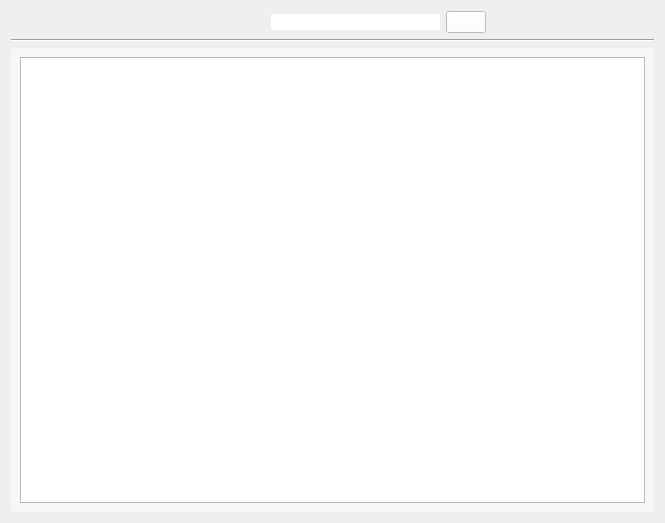
First picture: the form in recipewidget.ui, repository jesusgp22/Icemart, before the edit.
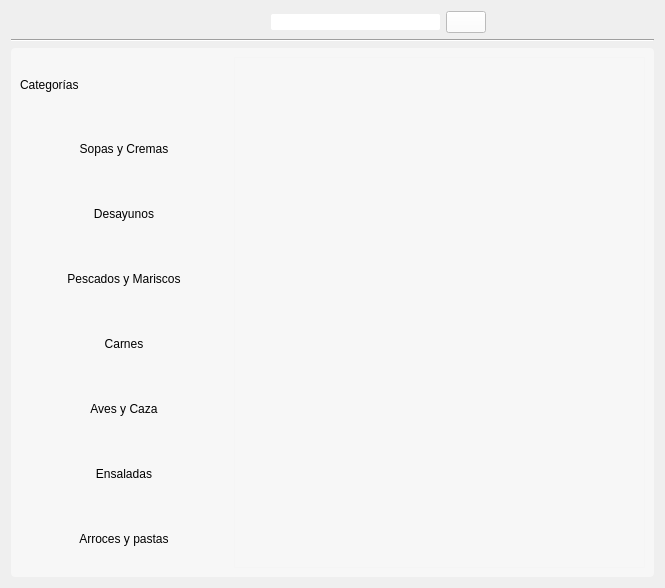
Second picture: the form after the edit. Icons and pictures are not drawn.

Diff of the .ui file:
```diff
--- a/recipewidget.ui
+++ b/recipewidget.ui
@@ -7,7 +7,7 @@
     <x>0</x>
     <y>0</y>
     <width>665</width>
-    <height>523</height>
+    <height>588</height>
    </rect>
   </property>
   <property name="windowTitle">
@@ -150,11 +150,225 @@
       <number>0</number>
      </property>
      <widget class="QWidget" name="page">
-      <layout class="QVBoxLayout" name="verticalLayout_2">
+      <layout class="QHBoxLayout" name="horizontalLayout_5">
+       <item>
+        <layout class="QVBoxLayout" name="verticalLayout_2">
+         <item>
+          <widget class="QLabel" name="label_3">
+           <property name="text">
+            <string>Categorías</string>
+           </property>
+          </widget>
+         </item>
+         <item>
+          <widget class="QToolButton" name="toolButton">
+           <property name="minimumSize">
+            <size>
+             <width>208</width>
+             <height>59</height>
+            </size>
+           </property>
+           <property name="text">
+            <string>Sopas y Cremas</string>
+           </property>
+           <property name="icon">
+            <iconset resource="res.qrc">
+             <normaloff>:/res/soupicon.png</normaloff>:/res/soupicon.png</iconset>
+           </property>
+           <property name="iconSize">
+            <size>
+             <width>64</width>
+             <height>64</height>
+            </size>
+           </property>
+           <property name="toolButtonStyle">
+            <enum>Qt::ToolButtonTextBesideIcon</enum>
+           </property>
+           <property name="autoRaise">
+            <bool>true</bool>
+           </property>
+          </widget>
+         </item>
+         <item>
+          <widget class="QToolButton" name="toolButton_2">
+           <property name="minimumSize">
+            <size>
+             <width>208</width>
+             <height>59</height>
+            </size>
+           </property>
+           <property name="text">
+            <string>Desayunos</string>
+           </property>
+           <property name="icon">
+            <iconset resource="res.qrc">
+             <normaloff>:/res/eggsicon.png</normaloff>:/res/eggsicon.png</iconset>
+           </property>
+           <property name="iconSize">
+            <size>
+             <width>64</width>
+             <height>64</height>
+            </size>
+           </property>
+           <property name="toolButtonStyle">
+            <enum>Qt::ToolButtonTextBesideIcon</enum>
+           </property>
+           <property name="autoRaise">
+            <bool>true</bool>
+           </property>
+          </widget>
+         </item>
+         <item>
+          <widget class="QToolButton" name="toolButton_3">
+           <property name="minimumSize">
+            <size>
+             <width>208</width>
+             <height>59</height>
+            </size>
+           </property>
+           <property name="text">
+            <string>Pescados y Mariscos</string>
+           </property>
+           <property name="icon">
+            <iconset resource="res.qrc">
+             <normaloff>:/res/fishicon.png</normaloff>:/res/fishicon.png</iconset>
+           </property>
+           <property name="iconSize">
+            <size>
+             <width>64</width>
+             <height>64</height>
+            </size>
+           </property>
+           <property name="toolButtonStyle">
+            <enum>Qt::ToolButtonTextBesideIcon</enum>
+           </property>
+           <property name="autoRaise">
+            <bool>true</bool>
+           </property>
+          </widget>
+         </item>
+         <item>
+          <widget class="QToolButton" name="toolButton_4">
+           <property name="minimumSize">
+            <size>
+             <width>208</width>
+             <height>59</height>
+            </size>
+           </property>
+           <property name="text">
+            <string>Carnes</string>
+           </property>
+           <property name="icon">
+            <iconset resource="res.qrc">
+             <normaloff>:/res/meaticon.png</normaloff>:/res/meaticon.png</iconset>
+           </property>
+           <property name="iconSize">
+            <size>
+             <width>64</width>
+             <height>64</height>
+            </size>
+           </property>
+           <property name="toolButtonStyle">
+            <enum>Qt::ToolButtonTextBesideIcon</enum>
+           </property>
+           <property name="autoRaise">
+            <bool>true</bool>
+           </property>
+          </widget>
+         </item>
+         <item>
+          <widget class="QToolButton" name="toolButton_5">
+           <property name="minimumSize">
+            <size>
+             <width>208</width>
+             <height>59</height>
+            </size>
+           </property>
+           <property name="text">
+            <string>Aves y Caza</string>
+           </property>
+           <property name="icon">
+            <iconset resource="res.qrc">
+             <normaloff>:/res/chickenicon.png</normaloff>:/res/chickenicon.png</iconset>
+           </property>
+           <property name="iconSize">
+            <size>
+             <width>64</width>
+             <height>64</height>
+            </size>
+           </property>
+           <property name="toolButtonStyle">
+            <enum>Qt::ToolButtonTextBesideIcon</enum>
+           </property>
+           <property name="autoRaise">
+            <bool>true</bool>
+           </property>
+          </widget>
+         </item>
+         <item>
+          <widget class="QToolButton" name="toolButton_6">
+           <property name="minimumSize">
+            <size>
+             <width>208</width>
+             <height>59</height>
+            </size>
+           </property>
+           <property name="text">
+            <string>Ensaladas</string>
+           </property>
+           <property name="icon">
+            <iconset resource="res.qrc">
+             <normaloff>:/res/saladicon.png</normaloff>:/res/saladicon.png</iconset>
+           </property>
+           <property name="iconSize">
+            <size>
+             <width>64</width>
+             <height>64</height>
+            </size>
+           </property>
+           <property name="toolButtonStyle">
+            <enum>Qt::ToolButtonTextBesideIcon</enum>
+           </property>
+           <property name="autoRaise">
+            <bool>true</bool>
+           </property>
+          </widget>
+         </item>
+         <item>
+          <widget class="QToolButton" name="toolButton_7">
+           <property name="minimumSize">
+            <size>
+             <width>208</width>
+             <height>59</height>
+            </size>
+           </property>
+           <property name="text">
+            <string>Arroces y pastas</string>
+           </property>
+           <property name="icon">
+            <iconset resource="res.qrc">
+             <normaloff>:/res/riceicon.png</normaloff>:/res/riceicon.png</iconset>
+           </property>
+           <property name="iconSize">
+            <size>
+             <width>64</width>
+             <height>64</height>
+            </size>
+           </property>
+           <property name="toolButtonStyle">
+            <enum>Qt::ToolButtonTextBesideIcon</enum>
+           </property>
+           <property name="autoRaise">
+            <bool>true</bool>
+           </property>
+          </widget>
+         </item>
+        </layout>
+       </item>
        <item>
         <widget class="QListWidget" name="listWidget">
          <property name="styleSheet">
-          <string notr="true"/>
+          <string notr="true">background-color: rgb(255, 255, 255,9);</string>
          </property>
         </widget>
        </item>
```
